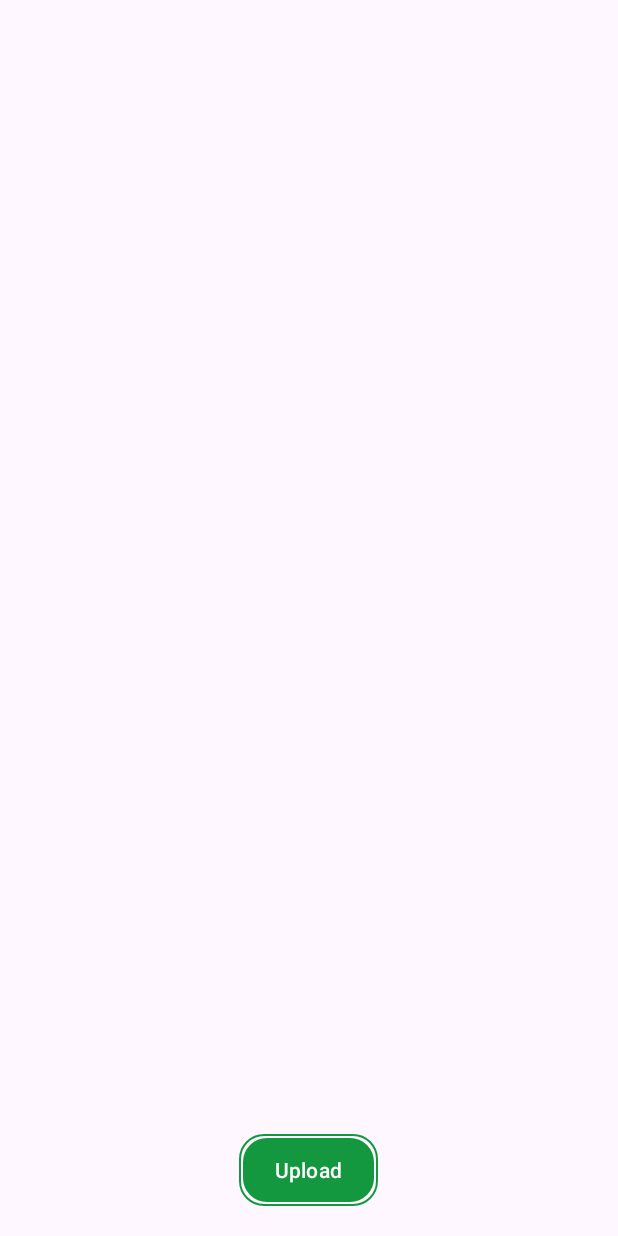
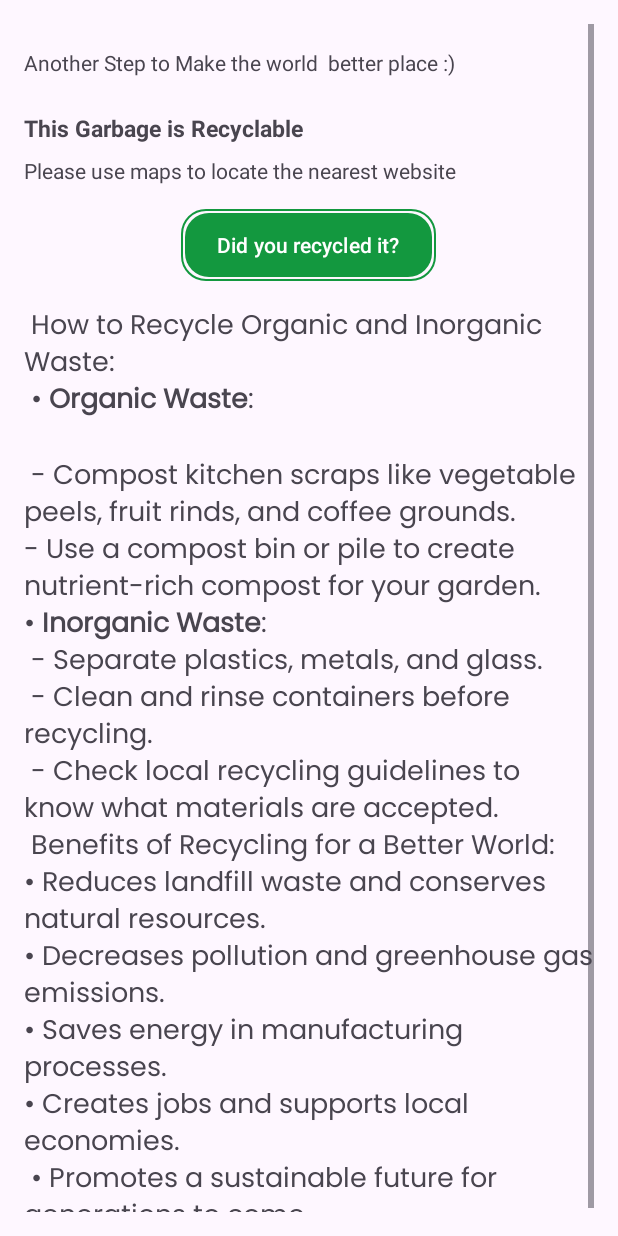
Before and after one commit to TERRA2k5/RecycloMate, an Android app: the ImageDisplayActivity screen opened directly, with no data from a screen before it, on a phone screen of 412 x 824 dp. Run offline under Robolectric (Android 15) with nearby library versions, the phone set to English and light mode, and no system bars; pictures from the network do not load.

Commit message:
Image View Activity

```diff
--- a/app/src/main/AndroidManifest.xml
+++ b/app/src/main/AndroidManifest.xml
@@ -3,9 +3,9 @@
     xmlns:tools="http://schemas.android.com/tools">
     <!-- Permissions -->
     <uses-permission android:name="android.permission.ACCESS_COARSE_LOCATION" />
-    <uses-permission android:name="android.permission.ACCESS_FINE_LOCATION"/>
+    <uses-permission android:name="android.permission.ACCESS_FINE_LOCATION" />
     <uses-permission android:name="android.permission.CAMERA" />
-    <uses-permission android:name="android.permission.INTERNET"/>
+    <uses-permission android:name="android.permission.INTERNET" />
     <uses-permission android:name="android.permission.WRITE_EXTERNAL_STORAGE" />
     <uses-permission android:name="android.permission.READ_EXTERNAL_STORAGE" /> <!-- Optional Camera Feature Declaration -->
     <uses-feature
@@ -22,7 +22,9 @@
         android:supportsRtl="true"
         android:theme="@style/Theme.RecycloMate"
         tools:targetApi="31">
-
+        <activity
+            android:name=".WebViewActivity"
+            android:exported="false" />
         <!--
              TODO: Before you run your application, you need a Google Maps API key.
 
@@ -36,19 +38,18 @@
         -->
         <meta-data
             android:name="com.google.android.geo.API_KEY"
-            android:value= "${MAP_KEY}" />
+            android:value="${MAP_KEY}" />
 
         <activity
             android:name=".SignInActivity"
-            android:exported="false">
-        </activity>
+            android:exported="false"></activity>
         <activity
             android:name="com.google.android.gms.auth.api.signin.internal.SignInHubActivity"
             android:screenOrientation="portrait"
             android:windowSoftInputMode="stateAlwaysHidden|adjustPan" />
         <activity
             android:name=".SignUpActivity"
-            android:exported="false"/>
+            android:exported="false" />
         <activity
             android:name=".ImageDisplayActivity"
             android:exported="false" />
--- a/app/src/main/java/com/example/recyclomate/GuideActivity.kt
+++ b/app/src/main/java/com/example/recyclomate/GuideActivity.kt
@@ -5,7 +5,6 @@ import android.net.Uri
 import android.os.Bundle
 import androidx.appcompat.app.AppCompatActivity
 import com.example.recyclomate.R
-//import com.example.recyclomate.WebViewActivity
 import com.example.recyclomate.databinding.ActivityGuideBinding
 
 class GuideActivity : AppCompatActivity() {
@@ -20,21 +19,21 @@ class GuideActivity : AppCompatActivity() {
         binding = ActivityGuideBinding.inflate(layoutInflater)
         setContentView(binding.root)
 
-
+        // Set text for waste management overview
         binding.wastemangmentoverview.text = getString(R.string.waste_management_overview)
 
-
+        // Set click listener for YouTube thumbnail
         binding.youtubeThumbnail5.setOnClickListener {
-
             val videoIntent = Intent(Intent.ACTION_VIEW, Uri.parse("https://www.youtube.com/watch?v=dQw4w9WgXcQ"))
             startActivity(videoIntent)
         }
 
         // Set click listener for "Know More" text using binding
-//        binding.knowMore3.setOnClickListener {
-//            // Create an Intent to start WebViewActivity
-//            val intent = Intent(this, WebViewActivity::class.java)
-//            startActivity(intent)
-//        }
+        binding.knowMore3.setOnClickListener {
+            // Create an Intent to start WebViewActivity
+            val intent = Intent(this, WebViewActivity::class.java)
+            startActivity(intent)
+        }
+
     }
 }
--- /dev/null
+++ b/app/src/main/java/com/example/recyclomate/WebViewActivity.kt
@@ -0,0 +1,20 @@
+package com.example.recyclomate
+
+import android.os.Bundle
+import androidx.activity.enableEdgeToEdge
+import androidx.appcompat.app.AppCompatActivity
+import androidx.core.view.ViewCompat
+import androidx.core.view.WindowInsetsCompat
+
+class WebViewActivity : AppCompatActivity() {
+    override fun onCreate(savedInstanceState: Bundle?) {
+        super.onCreate(savedInstanceState)
+        enableEdgeToEdge()
+        setContentView(R.layout.activity_web_view)
+        ViewCompat.setOnApplyWindowInsetsListener(findViewById(R.id.main)) { v, insets ->
+            val systemBars = insets.getInsets(WindowInsetsCompat.Type.systemBars())
+            v.setPadding(systemBars.left, systemBars.top, systemBars.right, systemBars.bottom)
+            insets
+        }
+    }
+}
--- a/app/src/main/res/layout/activity_image_display.xml
+++ b/app/src/main/res/layout/activity_image_display.xml
@@ -1,30 +1,75 @@
 <?xml version="1.0" encoding="utf-8"?>
-<RelativeLayout xmlns:android="http://schemas.android.com/apk/res/android"
+<ScrollView xmlns:android="http://schemas.android.com/apk/res/android"
     android:layout_width="match_parent"
-    android:layout_height="match_parent">
+    android:layout_height="match_parent"
+    android:padding="16dp">
+
+    <LinearLayout
+        android:layout_width="match_parent"
+        android:layout_height="wrap_content"
+        android:orientation="vertical">
 
         <ProgressBar
             android:id="@+id/progressBar"
             android:layout_width="wrap_content"
             android:layout_height="wrap_content"
-        android:layout_centerInParent="true"
+            android:layout_gravity="center"
             android:visibility="visible" />
 
         <ImageView
             android:id="@+id/imageView"
             android:layout_width="match_parent"
-        android:layout_height="match_parent"
+            android:layout_height="270dp"
+            android:paddingTop="20dp"
             android:visibility="gone"
-        android:padding="15dp"/>
+            android:padding="15dp"
+            android:layout_marginTop="16dp" />
+
+        <TextView
+            android:id="@+id/editText1"
+            android:layout_width="match_parent"
+            android:layout_height="wrap_content"
+            android:layout_gravity="center"
+            android:text="Another Step to Make the world  better place :)"
+            android:layout_marginTop="16dp" />
+
+        <TextView
+            android:id="@+id/editText2"
+            android:layout_width="match_parent"
+            android:layout_height="wrap_content"
+            android:layout_marginTop="8dp"
+            android:paddingTop="15dp"
+            android:text="This Garbage is Recyclable"
+            android:textStyle="bold"
+            android:textSize="15sp"/>
+
+        <TextView
+            android:id="@+id/editText3"
+            android:layout_width="match_parent"
+            android:layout_height="wrap_content"
+            android:text="Please use maps to locate the nearest website"
+            android:layout_marginTop="8dp" />
 
         <Button
             android:id="@+id/uploadButton"
-        android:background="@drawable/button_background"
             android:layout_width="wrap_content"
             android:layout_height="wrap_content"
-        android:text="Upload"
-        android:layout_marginBottom="20dp"
-        android:layout_alignParentBottom="true"
-        android:layout_centerHorizontal="true"
-        android:backgroundTint="#13983f"/>
-</RelativeLayout>
+            android:text="Did you recycled it?"
+            android:background="@drawable/button_background"
+            android:layout_marginTop="16dp"
+            android:layout_gravity="center"
+            android:backgroundTint="#13983f"
+            android:textColor="@color/white"/>
+
+        <TextView
+            android:id="@+id/anotherTextView"
+            android:layout_width="wrap_content"
+            android:layout_height="wrap_content"
+            android:text="@string/recycling_guide"
+            android:layout_marginTop="16dp"
+            android:textSize="18sp"
+            android:layout_gravity="center"
+            android:fontFamily="@font/poppins"/>
+
+    </LinearLayout>
+</ScrollView>
--- /dev/null
+++ b/app/src/main/res/layout/activity_web_view.xml
@@ -0,0 +1,10 @@
+<?xml version="1.0" encoding="utf-8"?>
+<androidx.constraintlayout.widget.ConstraintLayout xmlns:android="http://schemas.android.com/apk/res/android"
+    xmlns:app="http://schemas.android.com/apk/res-auto"
+    xmlns:tools="http://schemas.android.com/tools"
+    android:id="@+id/main"
+    android:layout_width="match_parent"
+    android:layout_height="match_parent"
+    tools:context=".WebViewActivity">
+
+</androidx.constraintlayout.widget.ConstraintLayout>
--- a/app/src/main/res/values/strings.xml
+++ b/app/src/main/res/values/strings.xml
@@ -29,6 +29,27 @@
         - A big part of waste management deals with municipal solid waste, which is created by industrial, commercial, and household activity.\n
         ]]>
     </string>
+    <string name="recycling_guide">
+    How to Recycle Organic and Inorganic Waste:\n<br /><br />
+
+    • <b>Organic Waste</b>:<br />\n
+     \n - Compost kitchen scraps like vegetable peels, fruit rinds, and coffee grounds.<br />
+      \n- Use a compost bin or pile to create nutrient-rich compost for your garden.<br /><br />
+
+    \n• <b>Inorganic Waste</b>:<br />
+     \n - Separate plastics, metals, and glass.<br />
+     \n - Clean and rinse containers before recycling.<br />
+     \n - Check local recycling guidelines to know what materials are accepted.<br /><br />
+
+   \n Benefits of Recycling for a Better World:<br /><br />
+
+    \n• Reduces landfill waste and conserves natural resources.<br />
+    \n• Decreases pollution and greenhouse gas emissions.<br />
+    \n• Saves energy in manufacturing processes.<br />
+    \n• Creates jobs and supports local economies.<br />
+   \n • Promotes a sustainable future for generations to come.<br />
+
+</string>
 
 
 </resources>
```
Lines whose indentation alone changed are shown as unchanged.
